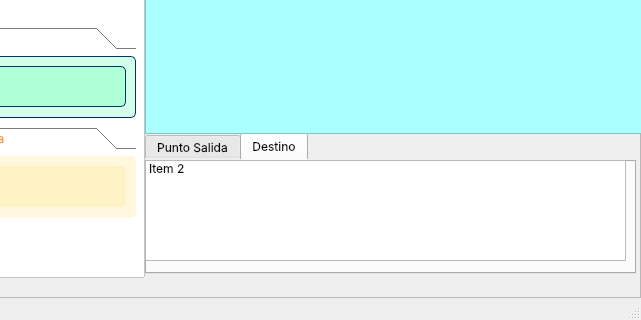
Before: the Qt Designer form interfaz.ui in JorgeEdilMz/ProjectNodes, drawn with Qt 5; both pictures show x 95 to 736 and y 257 to 577 of the 736 by 577 pixel window.
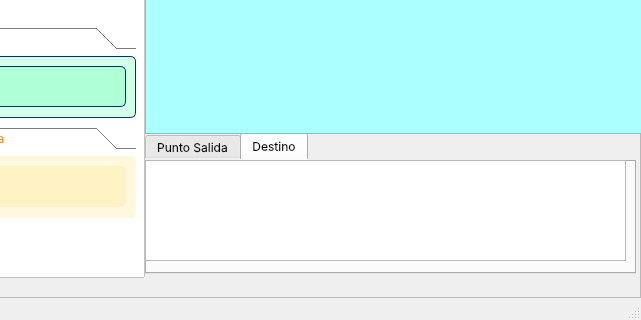
After: the same form once the commit is applied. The open tabs and pages were chosen to show the change. Icons and pictures are not drawn.

Commit message: remove items list view

What changed in the file:
```diff
--- a/interfaz.ui
+++ b/interfaz.ui
@@ -159,11 +159,6 @@
            <family>Inter</family>
           </font>
          </property>
-         <item>
-          <property name="text">
-           <string>Item 2</string>
-          </property>
-         </item>
         </widget>
        </widget>
       </widget>
```
Left out of the diff: 7 changed lines with no effect on the pictures. The commit also changes 1 other file.
